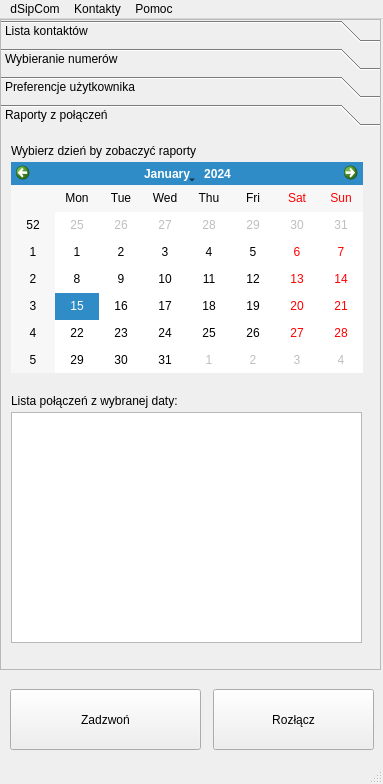
First picture: the form in src/dsipcom.ui, repository dmilith/dsipcom, before the edit.
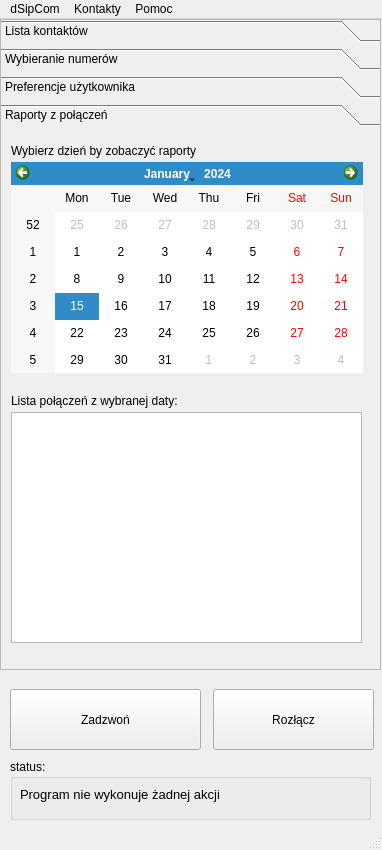
Second picture: the form after the edit. The open tabs and pages were chosen to show the change. Icons and pictures are not drawn.

Commit message: dodano status_bar'a ( by nie wprowadzać zmian tekstu przycisków )

The edit to the form file:
```diff
--- a/src/dsipcom.ui
+++ b/src/dsipcom.ui
@@ -5,8 +5,8 @@
    <rect>
     <x>0</x>
     <y>0</y>
-    <width>383</width>
-    <height>784</height>
+    <width>382</width>
+    <height>850</height>
    </rect>
   </property>
   <property name="acceptDrops" >
@@ -30,8 +30,8 @@
     <rect>
      <x>0</x>
      <y>23</y>
-     <width>383</width>
-     <height>738</height>
+     <width>382</width>
+     <height>804</height>
     </rect>
    </property>
    <widget class="QPushButton" name="call_button" >
@@ -748,13 +748,52 @@
      </widget>
     </widget>
    </widget>
+   <widget class="QGroupBox" name="groupBox_2" >
+    <property name="geometry" >
+     <rect>
+      <x>10</x>
+      <y>740</y>
+      <width>361</width>
+      <height>61</height>
+     </rect>
+    </property>
+    <property name="title" >
+     <string>status:</string>
+    </property>
+    <widget class="QLabel" name="status_bar" >
+     <property name="enabled" >
+      <bool>true</bool>
+     </property>
+     <property name="geometry" >
+      <rect>
+       <x>10</x>
+       <y>20</y>
+       <width>341</width>
+       <height>31</height>
+      </rect>
+     </property>
+     <property name="font" >
+      <font>
+       <pointsize>10</pointsize>
+       <weight>50</weight>
+       <bold>false</bold>
+      </font>
+     </property>
+     <property name="layoutDirection" >
+      <enum>Qt::RightToLeft</enum>
+     </property>
+     <property name="text" >
+      <string>Program nie wykonuje żadnej akcji</string>
+     </property>
+    </widget>
+   </widget>
   </widget>
   <widget class="QMenuBar" name="menubar" >
    <property name="geometry" >
     <rect>
      <x>0</x>
      <y>0</y>
-     <width>383</width>
+     <width>382</width>
      <height>23</height>
     </rect>
    </property>
@@ -789,8 +828,8 @@
    <property name="geometry" >
     <rect>
      <x>0</x>
-     <y>761</y>
-     <width>383</width>
+     <y>827</y>
+     <width>382</width>
      <height>23</height>
     </rect>
    </property>
```
Left out of the diff: 2 changed lines with no effect on the pictures. The commit also changes 2 other files.
